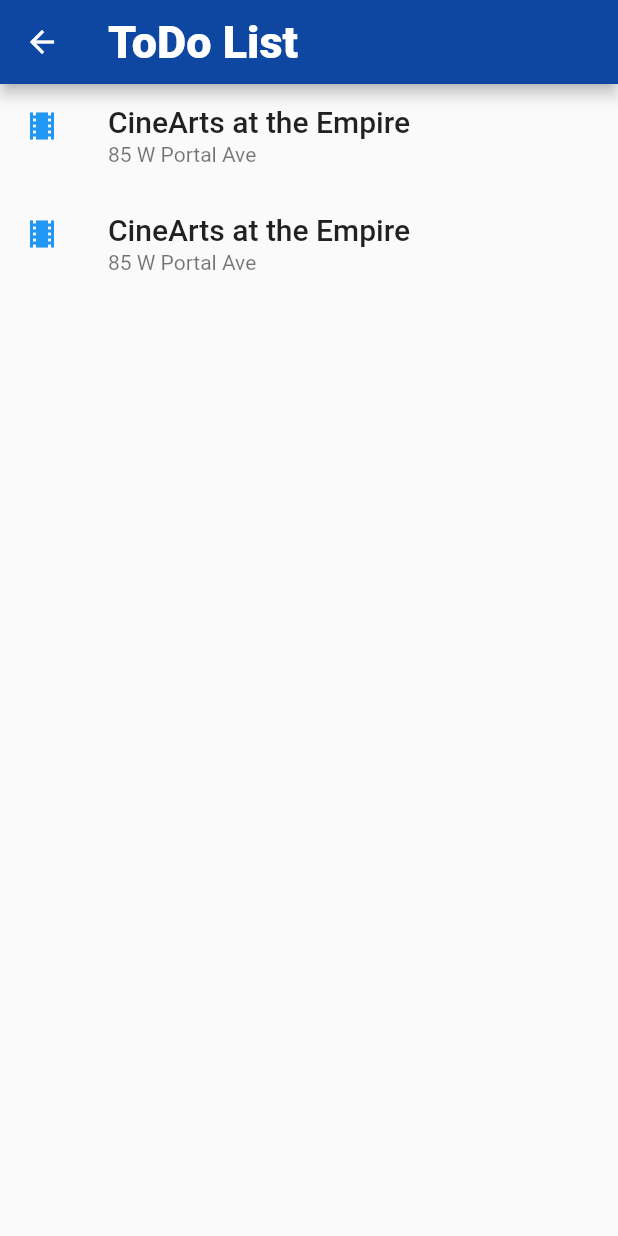
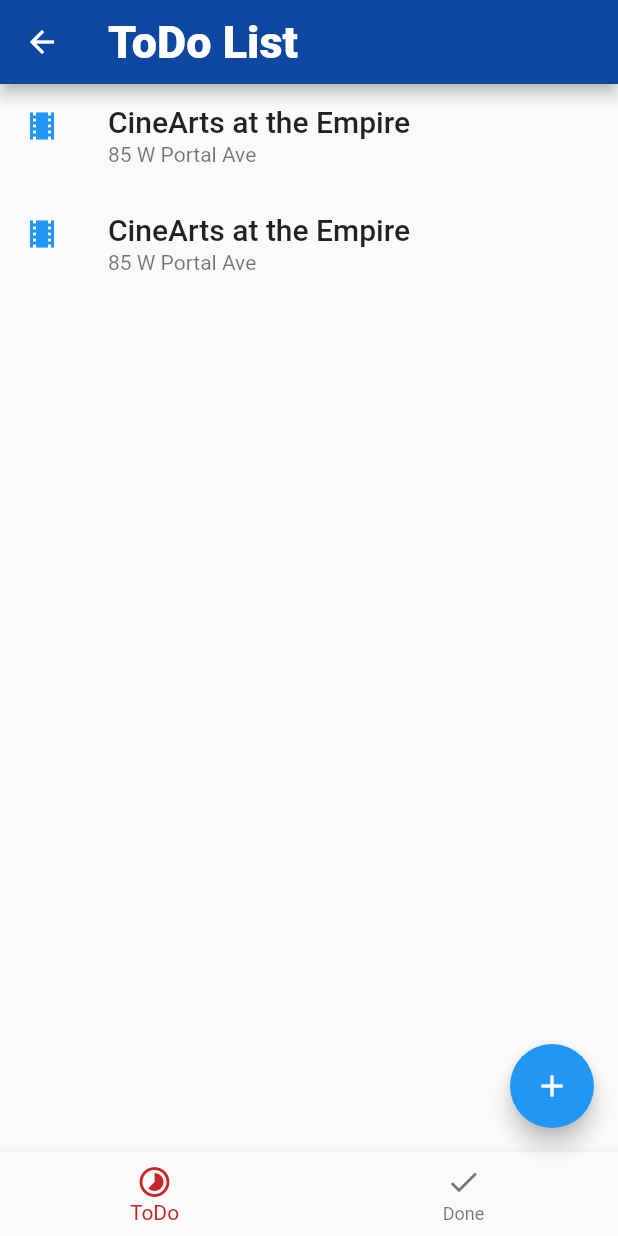
Before and after one commit to SebastianBelmonte01/todo_flutter, a Flutter app: the MyTodo screen opened directly, on a phone screen of 412 x 824 dp. Run offline on Flutter 3.47's test engine with Material 2 defaults, Android fonts, the phone set to English and light mode, and no system bars.

Commit message:
Basic Design in process

```diff
--- a/lib/todo.dart
+++ b/lib/todo.dart
@@ -1,8 +1,8 @@
 import 'package:flutter/material.dart';
 
 
-class MyScaffold extends StatelessWidget {
-  const MyScaffold({super.key});
+class ToDoOption extends StatelessWidget {
+  const ToDoOption({super.key});
 
   @override
   Widget build(BuildContext context) {
@@ -28,15 +28,58 @@ class MyScaffold extends StatelessWidget {
     ),
   );
 }
+
 }
-class MyTodo extends StatelessWidget {
+
+class MyTodo extends StatefulWidget {
   const MyTodo({super.key});
+
+  @override
+  State<MyTodo> createState() => _MyTodoState();
+}
+
+class _MyTodoState extends State<MyTodo> {
+  int _selectedIndex = 0;
+  static const TextStyle optionStyle =
+      TextStyle(fontSize: 30, fontWeight: FontWeight.bold);
+  static const List<Widget> _widgetOptions = <Widget>[
+    ToDoOption(),
+    Text(
+      'Index 1: Business',
+      style: optionStyle,
+    ),
+  ];
+
+  void _onItemTapped(int index) {
+    setState(() {
+      _selectedIndex = index;
+    });
+  }
 
   @override
   Widget build(BuildContext context) {
     return Scaffold(
       appBar: AppBar(title: const Text("ToDo List", style: TextStyle(fontFamily: "Roboto", fontWeight: FontWeight.w900, fontSize: 30)), backgroundColor: Colors.blue[900],),
-      body: MyScaffold(),
+      body: _widgetOptions.elementAt(_selectedIndex),
+      bottomNavigationBar: BottomNavigationBar(
+        items: const <BottomNavigationBarItem>[
+          BottomNavigationBarItem(
+            icon: Icon(Icons.timelapse_rounded),
+            label: 'ToDo',
+          ),
+          BottomNavigationBarItem(
+            icon: Icon(Icons.check),
+            label: 'Done',
+          ),
+        ],
+        currentIndex: _selectedIndex,
+        selectedItemColor: _selectedIndex==0?Colors.red[800]:Colors.green[800],
+        onTap: _onItemTapped,
+      ),
+      floatingActionButton: FloatingActionButton(
+        onPressed: () => {},
+        child: const Icon(Icons.add),
+      ),
 
     );
   }
```
